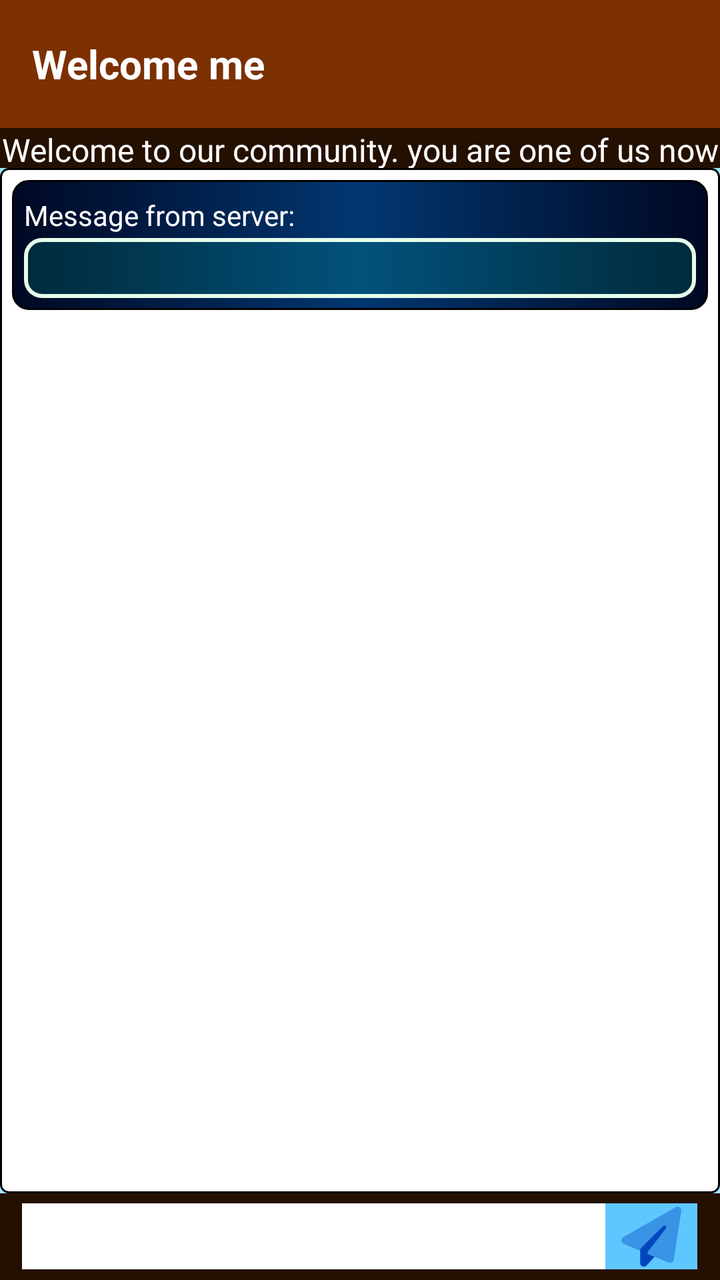
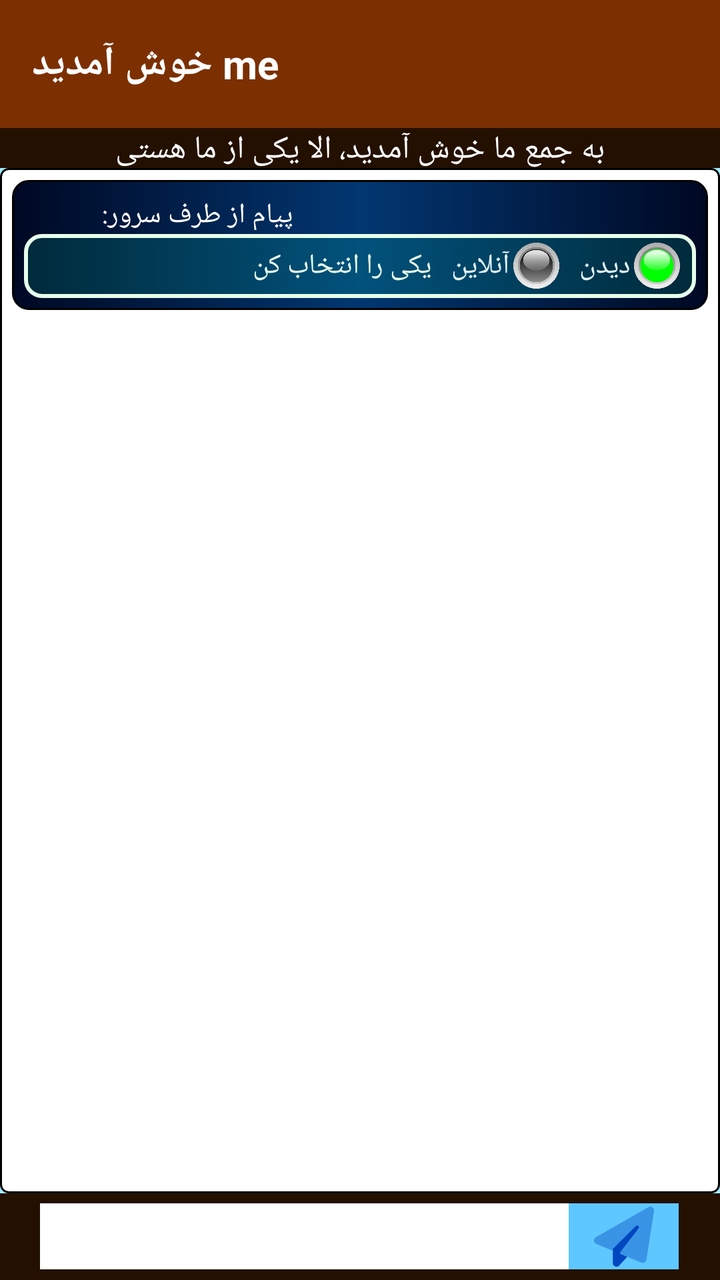

An Android layout rendered at two revisions. The XML below is the earlier revision; the diff shows what the commit changed to produce the second picture.
<!-- AndroidManifest.xml: application theme Theme.EAndroid -->
<!-- res/layout/activity_main.xml -->
<?xml version="1.0" encoding="utf-8"?>
<LinearLayout xmlns:android="http://schemas.android.com/apk/res/android"
    xmlns:app="http://schemas.android.com/apk/res-auto"
    xmlns:tools="http://schemas.android.com/tools"
    android:layout_width="match_parent"
    android:layout_height="match_parent"
    android:background="#A1EAFD"
    android:gravity="center"
    android:orientation="vertical">


    <androidx.appcompat.widget.Toolbar
        android:id="@+id/toolbar"
        android:layout_width="match_parent"
        android:layout_height="wrap_content"
        android:background="@color/toolicolor"
        android:gravity="left|center_vertical"
        android:minHeight="?attr/actionBarSize"
        app:theme="@style/ToolbarTheme"
        app:titleTextColor="#FFFFFF">

        <TextView
            android:id="@+id/toolbarTextView3"
            android:layout_width="wrap_content"
            android:layout_height="wrap_content"
            android:ellipsize="end"
            android:gravity="left|center_vertical"
            android:maxLines="1"
            android:text="@string/lng_tophead"
            android:textAppearance="@android:style/TextAppearance.WindowTitle"
            android:textSize="20sp"
            android:visibility="visible" />

        <Space
            android:layout_width="5dp"
            android:layout_height="match_parent" />

        <TextView
            android:id="@+id/toolbarTextView"
            android:layout_width="wrap_content"
            android:layout_height="wrap_content"
            android:layout_gravity="left"
            android:ellipsize="end"
            android:gravity="left|center_vertical"
            android:maxLines="1"
            android:text="me"
            android:textAppearance="@android:style/TextAppearance.WindowTitle"
            android:textSize="20sp"
            android:visibility="visible" />
    </androidx.appcompat.widget.Toolbar>

    <androidx.fragment.app.FragmentContainerView
        android:id="@+id/fragmentContainerView"
        android:layout_width="match_parent"
        android:layout_height="match_parent"
        android:visibility="gone" />

    <LinearLayout
        android:id="@+id/dialogPage"
        android:layout_width="match_parent"
        android:layout_height="match_parent"
        android:alpha="1"
        android:background="#FFEBEB"
        android:backgroundTint="#FDF7DB"
        android:backgroundTintMode="multiply"
        android:orientation="horizontal"
        android:visibility="gone">

        <Space
            android:layout_width="80dp"
            android:layout_height="match_parent"
            android:layout_weight="1" />

        <LinearLayout
            android:layout_width="match_parent"
            android:layout_height="match_parent"
            android:layout_weight="1"
            android:orientation="vertical">

            <Space
                android:layout_width="match_parent"
                android:layout_height="112dp" />

            <TextView
                android:id="@+id/vtxtDialogMsg"
                android:layout_width="match_parent"
                android:layout_height="wrap_content"
                android:textSize="20sp"
                android:textStyle="bold" />

            <Space
                android:layout_width="match_parent"
                android:layout_height="37dp" />

            <Button
                android:id="@+id/dialogOK"
                android:layout_width="match_parent"
                android:layout_height="wrap_content"
                android:text="OK" />

            <Space
                android:layout_width="match_parent"
                android:layout_height="50dp" />

            <TextView
                android:id="@+id/textView2"
                android:layout_width="match_parent"
                android:layout_height="wrap_content"
                android:text="@string/lng_copyright"
                android:textAlignment="center"
                android:textSize="12sp" />

            <Space
                android:layout_width="match_parent"
                android:layout_height="15dp" />

            <TextView
                android:id="@+id/ourartaglink"
                android:layout_width="match_parent"
                android:layout_height="wrap_content"
                android:autoLink="web"
                android:text="https://www.ourartag.com"
                android:textAlignment="center"
                android:textSize="12sp" />

        </LinearLayout>

        <Space
            android:layout_width="80dp"
            android:layout_height="match_parent"
            android:layout_weight="1" />
    </LinearLayout>

    <LinearLayout
        android:layout_width="match_parent"
        android:layout_height="match_parent"
        android:orientation="vertical">

        <TextView
            android:id="@+id/mainAppStatus"
            android:layout_width="match_parent"
            android:layout_height="0dp"
            android:layout_weight="3.5"
            android:background="@color/header_footer_bg"
            android:text="@string/lng_mainStatus"
            android:textAlignment="center"
            android:textColor="@color/white"
            android:textSize="16sp" />


        <LinearLayout
            android:id="@+id/radif1"
            android:layout_width="match_parent"
            android:layout_height="0dp"
            android:layout_weight="89"
            android:orientation="horizontal">

            <LinearLayout
                android:layout_width="match_parent"
                android:layout_height="match_parent"
                android:background="@drawable/my_custom_background"
                android:gravity="start|top"
                android:orientation="vertical"
                android:paddingLeft="6dp"
                android:paddingTop="6dp"
                android:paddingRight="6dp"
                android:paddingBottom="6dp">

                <LinearLayout
                    android:layout_width="match_parent"
                    android:layout_height="0dp"
                    android:layout_weight="13"
                    android:background="@drawable/my_bg_1"
                    android:orientation="vertical"
                    android:paddingLeft="6dp"
                    android:paddingTop="6dp"
                    android:paddingRight="6dp"
                    android:paddingBottom="6dp">

                    <TextView
                        android:id="@+id/textView4"
                        android:layout_width="match_parent"
                        android:layout_height="wrap_content"
                        android:paddingVertical="2dp"
                        android:text="@string/lng_serverlabel"
                        android:textColor="@color/white" />

                    <TextView
                        android:id="@+id/txtResponotif"
                        android:layout_width="match_parent"
                        android:layout_height="wrap_content"
                        android:background="@drawable/my_bg_2"
                        android:minLines="2"
                        android:paddingHorizontal="6dp"
                        android:paddingVertical="2dp"
                        android:textColor="@color/light_text1"
                        android:textSize="16sp"
                        android:textStyle="bold" />
                </LinearLayout>

                <LinearLayout
                    android:layout_width="match_parent"
                    android:layout_height="0dp"
                    android:layout_weight="87"
                    android:orientation="vertical">

                    <ListView
                        android:id="@+id/main_list"
                        android:layout_width="match_parent"
                        android:layout_height="match_parent"
                        android:stackFromBottom="true"
                        android:transcriptMode="alwaysScroll"/>
                </LinearLayout>
            </LinearLayout>

        </LinearLayout>

        <LinearLayout
            android:id="@+id/radif2"
            android:layout_width="match_parent"
            android:layout_height="0dp"
            android:layout_weight="7.5"
            android:background="@color/header_footer_bg"
            android:gravity="center"
            android:orientation="horizontal">

            <Space
                android:layout_width="wrap_content"
                android:layout_height="match_parent"
                android:layout_weight="0.1" />

            <EditText
                android:id="@+id/txtChatToSend"
                android:layout_width="wrap_content"
                android:layout_height="33dp"
                android:layout_weight="0.5"
                android:background="#FFFFFF"
                android:ems="10"
                android:inputType="text"
                android:minHeight="25dp"
                android:textSize="20sp"
                tools:ignore="TouchTargetSizeCheck" />

            <ImageButton
                android:id="@+id/sendBtn"
                android:layout_width="35dp"
                android:layout_height="33dp"
                android:layout_weight="0.1"
                android:background="#5FC7FF"
                android:src="@drawable/paper_plane_30"
                app:tint="#0047BF" />

            <Space
                android:layout_width="wrap_content"
                android:layout_height="match_parent"
                android:layout_weight="0.1" />
        </LinearLayout>

    </LinearLayout>

</LinearLayout>
<!-- resources referenced by this layout -->
<resources>
  <color name="header_footer_bg">#231001</color>
  <color name="light_text1">#E6FFEA</color>
  <color name="toolicolor">#7C3002</color>
  <color name="white">#FFFFFFFF</color>
  <!-- drawable my_bg_2 (drawable) -->
  <shape xmlns:android="http://schemas.android.com/apk/res/android"
      android:shape="rectangle">
      <corners android:radius="8dp"/>
      <solid android:color="#2200FFC4" />
      <stroke
          android:width="2dp"
          android:color="@color/light_text1"/>
  
  
  
  </shape>
  <string name="lng_copyright">OurArtAG copyright ©2023-2027 for OFAC users only</string>
  <string name="lng_mainStatus">Welcome to our community. you are one of us now</string>
  <string name="lng_serverlabel">Message from server:</string>
  <string name="lng_tophead">Welcome</string>
  <style name="ToolbarTheme" parent="@style/ThemeOverlay.AppCompat.ActionBar">
          
          <item name="colorControlNormal">@color/white</item>
      </style>
  <style name="Theme.EAndroid" parent="Base.Theme.EAndroid" />
  <color name="dark_bg2">#023771</color>
  <color name="dark_bg3">#000823</color>
  <style name="Base.Theme.EAndroid" parent="Theme.Material3.DayNight.NoActionBar">
          
          
      </style>
  <!-- unchanged entries left out for length: 3 -->
</resources>

<!-- the commit's change to res/layout/activity_main.xml (unified diff, before → after) -->
@@ -9,6 +9,70 @@
     android:orientation="vertical">
 
 
+    <LinearLayout
+        android:id="@+id/please_wait_for_login_id"
+        android:layout_width="match_parent"
+        android:layout_height="match_parent"
+        android:background="@color/dark_bg3"
+        android:gravity="center_horizontal|top"
+        android:orientation="vertical"
+        android:visibility="gone">
+
+        <ImageView
+            android:id="@+id/imageView3"
+            android:layout_width="match_parent"
+            android:layout_height="wrap_content"
+            android:layout_marginTop="50dp"
+            android:src="@drawable/d4"
+            app:srcCompat="@drawable/d4" />
+
+        <LinearLayout
+            android:layout_width="wrap_content"
+            android:layout_height="wrap_content"
+            android:gravity="center"
+            android:orientation="horizontal">
+
+            <ImageView
+                android:id="@+id/imageView2"
+                android:layout_width="40dp"
+                android:layout_height="70dp"
+                android:src="@drawable/address_card_20"
+                app:srcCompat="@drawable/address_card_20" />
+
+            <TextView
+                android:id="@+id/textView11"
+                style="@style/Vazir"
+                android:layout_width="wrap_content"
+                android:layout_height="wrap_content"
+                android:layout_marginLeft="6dp"
+                android:layout_weight="1"
+                android:text="@string/lng_login_txt11"
+                android:textColor="@color/light_text2"
+                android:textSize="24sp" />
+        </LinearLayout>
+
+        <TextView
+            android:id="@+id/username_please_wait_login"
+            style="@style/Vazir"
+            android:layout_width="match_parent"
+            android:layout_height="wrap_content"
+            android:layout_marginTop="25dp"
+            android:text="TextView"
+            android:textAlignment="center"
+            android:textColor="@color/white"
+            android:textSize="27dp"
+            android:textStyle="bold" />
+
+        <ImageView
+            android:id="@+id/imageView4"
+            android:layout_width="match_parent"
+            android:layout_height="45dp"
+            android:layout_marginTop="15dp"
+            android:src="@drawable/hourglass_clock"
+            app:srcCompat="@drawable/hourglass_clock" />
+
+    </LinearLayout>
+
     <androidx.appcompat.widget.Toolbar
         android:id="@+id/toolbar"
         android:layout_width="match_parent"
@@ -21,6 +85,7 @@
 
         <TextView
             android:id="@+id/toolbarTextView3"
+            style="@style/Yekan"
             android:layout_width="wrap_content"
             android:layout_height="wrap_content"
             android:ellipsize="end"
@@ -138,6 +203,7 @@
 
         <TextView
             android:id="@+id/mainAppStatus"
+            style="@style/Vazir"
             android:layout_width="match_parent"
             android:layout_height="0dp"
             android:layout_weight="3.5"
@@ -177,25 +243,87 @@
                     android:paddingRight="6dp"
                     android:paddingBottom="6dp">
 
-                    <TextView
-                        android:id="@+id/textView4"
+                    <LinearLayout
                         android:layout_width="match_parent"
-                        android:layout_height="wrap_content"
-                        android:paddingVertical="2dp"
-                        android:text="@string/lng_serverlabel"
-                        android:textColor="@color/white" />
-
-                    <TextView
-                        android:id="@+id/txtResponotif"
+                        android:layout_height="0dp"
+                        android:layout_weight="40"
+                        android:orientation="horizontal">
+
+                        <TextView
+                            android:id="@+id/textView4"
+                            style="@style/Yekan"
+                            android:layout_width="0dp"
+                            android:layout_height="match_parent"
+                            android:layout_weight="40"
+                            android:paddingVertical="2dp"
+                            android:text="@string/lng_serverlabel"
+                            android:textColor="@color/white" />
+
+                        <TextView
+                            android:id="@+id/txtResponotif"
+                            android:layout_width="0dp"
+                            android:layout_height="match_parent"
+                            android:layout_weight="60"
+                            android:minLines="2"
+                            android:paddingHorizontal="6dp"
+                            android:paddingVertical="2dp"
+                            android:textColor="@color/light_text1"
+                            android:textSize="16sp"
+                            android:textStyle="bold" />
+                    </LinearLayout>
+
+                    <LinearLayout
                         android:layout_width="match_parent"
-                        android:layout_height="wrap_content"
+                        android:layout_height="0dp"
+                        android:layout_weight="60"
                         android:background="@drawable/my_bg_2"
-                        android:minLines="2"
-                        android:paddingHorizontal="6dp"
-                        android:paddingVertical="2dp"
-                        android:textColor="@color/light_text1"
-                        android:textSize="16sp"
-                        android:textStyle="bold" />
+                        android:gravity="center"
+                        android:orientation="horizontal">
+
+
+                        <TextView
+                            style="@style/Vazir"
+                            android:layout_width="wrap_content"
+                            android:layout_height="wrap_content"
+                            android:layout_weight="1"
+                            android:text="@string/lng_selectusr"
+                            android:layout_marginHorizontal="8dp"
+                            android:textColor="@color/light_text1" />
+
+                        <TextView
+                            android:id="@+id/textView15"
+                            android:layout_width="wrap_content"
+                            android:layout_height="wrap_content"
+                            android:layout_weight="0"
+                            android:text="@string/lng_online"
+                            android:layout_marginHorizontal="2dp"
+                            android:textColor="@color/light_bg2"
+                            />
+
+                        <ImageView
+                            android:id="@+id/imageView5"
+                            android:layout_width="23dp"
+                            android:layout_height="23dp"
+                            android:layout_marginRight="8dp"
+                            android:src="@drawable/ledoff" />
+
+                        <TextView
+                            android:id="@+id/textView14"
+                            android:layout_width="wrap_content"
+                            android:layout_height="wrap_content"
+                            android:layout_marginHorizontal="2dp"
+                            android:text="@string/lng_seen"
+                            android:textColor="@color/light_bg2" />
+
+                        <ImageView
+                            android:id="@+id/imageView6"
+                            android:layout_width="23dp"
+                            android:layout_height="23dp"
+                            android:layout_marginRight="8dp"
+                            android:src="@drawable/ledg" />
+
+                    </LinearLayout>
+
                 </LinearLayout>
 
                 <LinearLayout
@@ -231,6 +359,7 @@
 
             <EditText
                 android:id="@+id/txtChatToSend"
+                style="@style/Vazir"
                 android:layout_width="wrap_content"
                 android:layout_height="33dp"
                 android:layout_weight="0.5"
@@ -238,7 +367,7 @@
                 android:ems="10"
                 android:inputType="text"
                 android:minHeight="25dp"
-                android:textSize="20sp"
+                android:textSize="14sp"
                 tools:ignore="TouchTargetSizeCheck" />
 
             <ImageButton
<!-- resource entries referenced after the edit -->
@@ -1,9 +1,30 @@
 <!-- resources referenced by this layout -->
 <resources>
   <color name="header_footer_bg">#231001</color>
+  <color name="light_bg2">#E0F6FB</color>
   <color name="light_text1">#E6FFEA</color>
+  <color name="light_text2">#FDEFEF</color>
   <color name="toolicolor">#7C3002</color>
   <color name="white">#FFFFFFFF</color>
+  <!-- drawable address_card_20 (drawable) -->
+  <vector android:height="17.777779dp" android:viewportHeight="512"
+      android:viewportWidth="576"
+      android:tint="@color/white"
+      android:width="20dp" xmlns:android="http://schemas.android.com/apk/res/android">
+      <path android:fillAlpha="0.4" android:fillColor="#FF000000"
+          android:pathData="M64,32C28.7,32 0,60.7 0,96L0,416c0,35.3 28.7,64 64,64L512,480c35.3,0 64,-28.7 64,-64L576,96c0,-35.3 -28.7,-64 -64,-64L64,32zM144,288h64c44.2,0 80,35.8 80,80c0,8.8 -7.2,16 -16,16L80,384c-8.8,0 -16,-7.2 -16,-16c0,-44.2 35.8,-80 80,-80zM112,192a64,64 0,1 1,128 0,64 64,0 1,1 -128,0zM368,160L496,160c8.8,0 16,7.2 16,16s-7.2,16 -16,16L368,192c-8.8,0 -16,-7.2 -16,-16s7.2,-16 16,-16zM368,224L496,224c8.8,0 16,7.2 16,16s-7.2,16 -16,16L368,256c-8.8,0 -16,-7.2 -16,-16s7.2,-16 16,-16zM368,288L496,288c8.8,0 16,7.2 16,16s-7.2,16 -16,16L368,320c-8.8,0 -16,-7.2 -16,-16s7.2,-16 16,-16z" android:strokeAlpha="0.4"/>
+      <path android:fillColor="#FF000000" android:pathData="M176,256a64,64 0,1 0,0 -128,64 64,0 1,0 0,128zM144,288c-44.2,0 -80,35.8 -80,80c0,8.8 7.2,16 16,16L272,384c8.8,0 16,-7.2 16,-16c0,-44.2 -35.8,-80 -80,-80L144,288z"/>
+  </vector>
+  <!-- drawable d4: png bitmap (drawable, 38870 bytes) -->
+  <!-- drawable hourglass_clock (drawable) -->
+  <vector android:height="16dp" android:viewportHeight="512"
+      android:viewportWidth="576"
+      android:tint="@color/white"
+      android:width="18dp" xmlns:android="http://schemas.android.com/apk/res/android">
+      <path android:fillColor="#FF000000" android:pathData="M32,0H0V64H32v64,13.3l9.4,9.4L146.7,256 41.4,361.4 32,370.7V384v64H0v64H32,330.8c-23.3,-16.4 -42.5,-38.4 -55.6,-64H96V397.3l96,-96 64,64c0.4,-26.2 6.5,-51.1 17.2,-73.3l-36,-36L342.6,150.6l9.4,-9.4V128,64h32V0H352,32zM288,64v50.7l-96,96 -96,-96V64H288zM576,368a144,144 0,1 0,-288 0,144 144,0 1,0 288,0zM448,288v16,48h32,16v32H480,432 416V368,304 288h32z"/>
+  </vector>
+  <!-- drawable ledg: png bitmap (drawable, 24764 bytes) -->
+  <!-- drawable ledoff: png bitmap (drawable, 26635 bytes) -->
   <!-- drawable my_bg_2 (drawable) -->
   <shape xmlns:android="http://schemas.android.com/apk/res/android"
       android:shape="rectangle">
@@ -17,12 +38,24 @@
   
   </shape>
   <string name="lng_copyright">OurArtAG copyright ©2023-2027 for OFAC users only</string>
-  <string name="lng_mainStatus">Welcome to our community. you are one of us now</string>
-  <string name="lng_serverlabel">Message from server:</string>
-  <string name="lng_tophead">Welcome</string>
+  <string name="lng_login_txt11">لطفا منتظر باشید تا لاگین انجام شود</string>
+  <string name="lng_mainStatus">به جمع ما خوش آمدید، الا یکی از ما هستی</string>
+  <string name="lng_online">آنلاین</string>
+  <string name="lng_seen">دیدن</string>
+  <string name="lng_selectusr">یکی را انتخاب کن</string>
+  <string name="lng_serverlabel">پیام از طرف سرور:</string>
+  <string name="lng_tophead">خوش آمدید</string>
   <style name="ToolbarTheme" parent="@style/ThemeOverlay.AppCompat.ActionBar">
           
           <item name="colorControlNormal">@color/white</item>
+      </style>
+  <style name="Vazir" parent="Theme.AppCompat.Light.NoActionBar">
+          <item name="android:fontFamily">@font/vazir</item>
+          <item name="fontFamily">@font/vazir</item> 
+      </style>
+  <style name="Yekan" parent="Theme.AppCompat.Light.NoActionBar">
+          <item name="android:fontFamily">@font/yekan</item>
+          <item name="fontFamily">@font/yekan</item> 
       </style>
   <style name="Theme.EAndroid" parent="Base.Theme.EAndroid" />
   <color name="dark_bg2">#023771</color>
